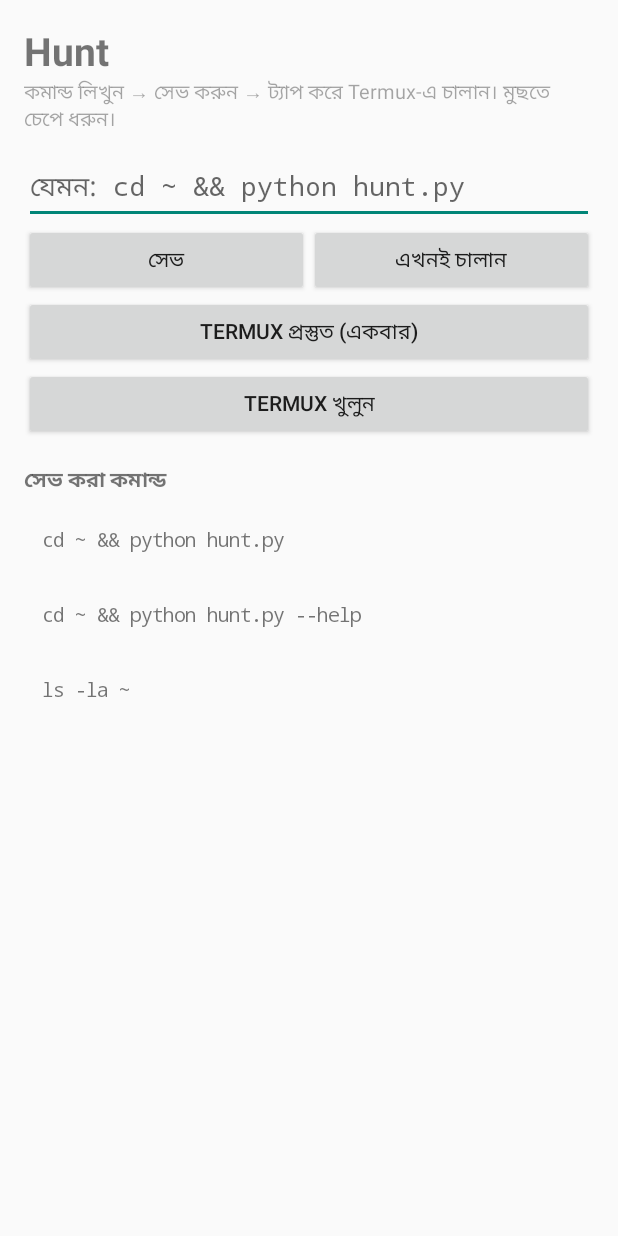
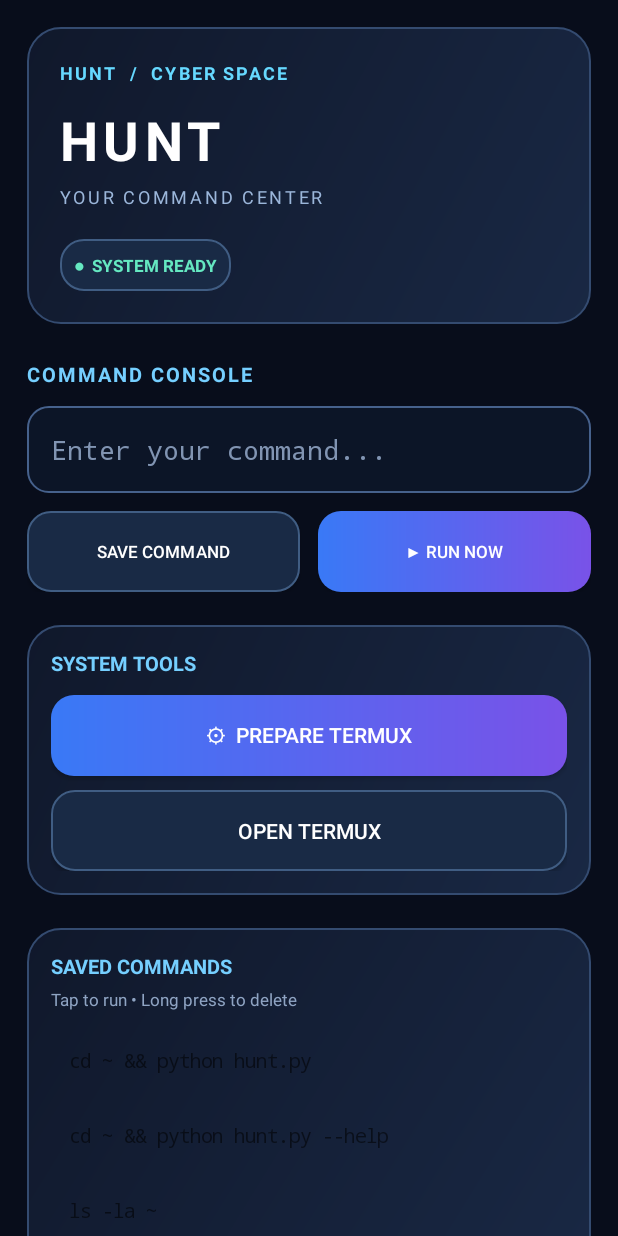
Before and after one commit to rahulhmp12-ui/hunt-apk, an Android app: the screen it shows after launch (MainActivity), on a phone screen of 412 x 824 dp. Run offline under Robolectric (Android 15) with nearby library versions, the phone set to English and light mode, and no system bars.

Commit message:
Add premium Hunt dashboard theme

```diff
--- /dev/null
+++ b/app/src/main/res/drawable/bg_hunt_button.xml
@@ -0,0 +1,4 @@
+<shape xmlns:android="http://schemas.android.com/apk/res/android">
+    <corners android:radius="15dp"/>
+    <gradient android:startColor="#3979F6" android:endColor="#7952E8" android:angle="0"/>
+</shape>
--- /dev/null
+++ b/app/src/main/res/drawable/bg_hunt_button_secondary.xml
@@ -0,0 +1,5 @@
+<shape xmlns:android="http://schemas.android.com/apk/res/android">
+    <solid android:color="#192A45"/>
+    <corners android:radius="15dp"/>
+    <stroke android:width="1dp" android:color="#405D83"/>
+</shape>
--- /dev/null
+++ b/app/src/main/res/drawable/bg_hunt_input.xml
@@ -0,0 +1,5 @@
+<shape xmlns:android="http://schemas.android.com/apk/res/android">
+    <solid android:color="#0C1527"/>
+    <corners android:radius="14dp"/>
+    <stroke android:width="1dp" android:color="#46618C"/>
+</shape>
--- /dev/null
+++ b/app/src/main/res/drawable/bg_hunt_panel.xml
@@ -0,0 +1,5 @@
+<shape xmlns:android="http://schemas.android.com/apk/res/android">
+    <corners android:radius="22dp"/>
+    <gradient android:startColor="#192844" android:endColor="#10182B" android:angle="135"/>
+    <stroke android:width="1dp" android:color="#344B70"/>
+</shape>
--- /dev/null
+++ b/app/src/main/res/drawable/bg_hunt_screen.xml
@@ -0,0 +1,3 @@
+<shape xmlns:android="http://schemas.android.com/apk/res/android">
+    <solid android:color="#080D1B"/>
+</shape>
--- a/app/src/main/res/layout/activity_main.xml
+++ b/app/src/main/res/layout/activity_main.xml
@@ -2,82 +2,193 @@
 <ScrollView xmlns:android="http://schemas.android.com/apk/res/android"
     android:layout_width="match_parent"
     android:layout_height="match_parent"
+    android:background="@drawable/bg_hunt_screen"
     android:fillViewport="true">
 
     <LinearLayout
         android:layout_width="match_parent"
         android:layout_height="wrap_content"
         android:orientation="vertical"
-        android:padding="16dp">
+        android:padding="18dp">
+
+        <LinearLayout
+            android:layout_width="match_parent"
+            android:layout_height="wrap_content"
+            android:orientation="vertical"
+            android:padding="22dp"
+            android:background="@drawable/bg_hunt_panel">
+
+            <TextView
+                android:layout_width="wrap_content"
+                android:layout_height="wrap_content"
+                android:text="HUNT  /  CYBER SPACE"
+                android:textColor="#66D9FF"
+                android:textSize="12sp"
+                android:letterSpacing="0.12"
+                android:textStyle="bold"/>
 
             <TextView
                 android:layout_width="match_parent"
                 android:layout_height="wrap_content"
-            android:text="@string/app_name"
-            android:textSize="26sp"
-            android:textStyle="bold" />
+                android:layout_marginTop="12dp"
+                android:text="HUNT"
+                android:textColor="#FFFFFF"
+                android:textSize="36sp"
+                android:textStyle="bold"
+                android:letterSpacing="0.10"/>
 
             <TextView
                 android:layout_width="match_parent"
                 android:layout_height="wrap_content"
-            android:layout_marginBottom="12dp"
-            android:alpha="0.65"
-            android:text="কমান্ড লিখুন → সেভ করুন → ট্যাপ করে Termux-এ চালান। মুছতে চেপে ধরুন।"
-            android:textSize="13sp" />
+                android:layout_marginTop="5dp"
+                android:text="YOUR COMMAND CENTER"
+                android:textColor="#9BB6DA"
+                android:textSize="12sp"
+                android:letterSpacing="0.15"/>
+
+            <TextView
+                android:layout_width="wrap_content"
+                android:layout_height="wrap_content"
+                android:layout_marginTop="20dp"
+                android:padding="9dp"
+                android:background="@drawable/bg_hunt_button_secondary"
+                android:text="●  SYSTEM READY"
+                android:textColor="#65E8C1"
+                android:textSize="11sp"
+                android:textStyle="bold"/>
+        </LinearLayout>
+
+        <TextView
+            android:layout_width="match_parent"
+            android:layout_height="wrap_content"
+            android:layout_marginTop="24dp"
+            android:text="COMMAND CONSOLE"
+            android:textColor="#75CFFF"
+            android:textSize="13sp"
+            android:textStyle="bold"
+            android:letterSpacing="0.10"/>
 
         <EditText
             android:id="@+id/input"
             android:layout_width="match_parent"
             android:layout_height="wrap_content"
-            android:hint="যেমন: cd ~ &amp;&amp; python hunt.py"
+            android:layout_marginTop="12dp"
+            android:minHeight="58dp"
+            android:padding="16dp"
+            android:hint="Enter your command..."
+            android:textColor="#FFFFFF"
+            android:textColorHint="#8194B2"
+            android:background="@drawable/bg_hunt_input"
             android:importantForAutofill="no"
             android:inputType="text"
-            android:typeface="monospace" />
+            android:singleLine="false"
+            android:typeface="monospace"/>
 
         <LinearLayout
             android:layout_width="match_parent"
             android:layout_height="wrap_content"
+            android:layout_marginTop="12dp"
             android:orientation="horizontal">
 
             <Button
                 android:id="@+id/btnSave"
                 android:layout_width="0dp"
-                android:layout_height="wrap_content"
+                android:layout_height="54dp"
                 android:layout_weight="1"
-                android:text="সেভ" />
+                android:layout_marginEnd="6dp"
+                android:background="@drawable/bg_hunt_button_secondary"
+                android:text="SAVE COMMAND"
+                android:textColor="#FFFFFF"
+                android:textSize="11sp"/>
 
             <Button
                 android:id="@+id/btnRunNow"
                 android:layout_width="0dp"
+                android:layout_height="54dp"
+                android:layout_weight="1"
+                android:layout_marginStart="6dp"
+                android:background="@drawable/bg_hunt_button"
+                android:text="▶ RUN NOW"
+                android:textColor="#FFFFFF"
+                android:textSize="11sp"/>
+        </LinearLayout>
+
+        <LinearLayout
+            android:layout_width="match_parent"
             android:layout_height="wrap_content"
-                android:layout_weight="1"
-                android:text="এখনই চালান" />
-        </LinearLayout>
+            android:layout_marginTop="22dp"
+            android:orientation="vertical"
+            android:padding="16dp"
+            android:background="@drawable/bg_hunt_panel">
+
+            <TextView
+                android:layout_width="match_parent"
+                android:layout_height="wrap_content"
+                android:text="SYSTEM TOOLS"
+                android:textColor="#75CFFF"
+                android:textSize="13sp"
+                android:textStyle="bold"/>
 
             <Button
                 android:id="@+id/btnSetup"
                 android:layout_width="match_parent"
-            android:layout_height="wrap_content"
-            android:text="Termux প্রস্তুত (একবার)" />
+                android:layout_height="54dp"
+                android:layout_marginTop="12dp"
+                android:background="@drawable/bg_hunt_button"
+                android:text="⚙  PREPARE TERMUX"
+                android:textColor="#FFFFFF"/>
 
             <Button
                 android:id="@+id/btnOpen"
                 android:layout_width="match_parent"
+                android:layout_height="54dp"
+                android:layout_marginTop="9dp"
+                android:background="@drawable/bg_hunt_button_secondary"
+                android:text="OPEN TERMUX"
+                android:textColor="#FFFFFF"/>
+        </LinearLayout>
+
+        <LinearLayout
+            android:layout_width="match_parent"
             android:layout_height="wrap_content"
-            android:text="Termux খুলুন" />
+            android:layout_marginTop="22dp"
+            android:orientation="vertical"
+            android:padding="16dp"
+            android:background="@drawable/bg_hunt_panel">
 
             <TextView
                 android:layout_width="match_parent"
                 android:layout_height="wrap_content"
-            android:layout_marginTop="16dp"
-            android:layout_marginBottom="8dp"
-            android:text="সেভ করা কমান্ড"
-            android:textStyle="bold" />
+                android:text="SAVED COMMANDS"
+                android:textColor="#75CFFF"
+                android:textSize="13sp"
+                android:textStyle="bold"/>
+
+            <TextView
+                android:layout_width="match_parent"
+                android:layout_height="wrap_content"
+                android:layout_marginTop="5dp"
+                android:text="Tap to run • Long press to delete"
+                android:textColor="#8FA4C3"
+                android:textSize="11sp"/>
 
             <LinearLayout
                 android:id="@+id/list"
                 android:layout_width="match_parent"
                 android:layout_height="wrap_content"
-            android:orientation="vertical" />
+                android:layout_marginTop="12dp"
+                android:orientation="vertical"/>
+        </LinearLayout>
+
+        <TextView
+            android:layout_width="match_parent"
+            android:layout_height="wrap_content"
+            android:layout_marginTop="20dp"
+            android:gravity="center"
+            android:text="HUNT CYBER TOOLS"
+            android:textColor="#526B91"
+            android:textSize="10sp"
+            android:letterSpacing="0.15"/>
+
     </LinearLayout>
 </ScrollView>
```
Lines whose indentation alone changed are shown as unchanged.
